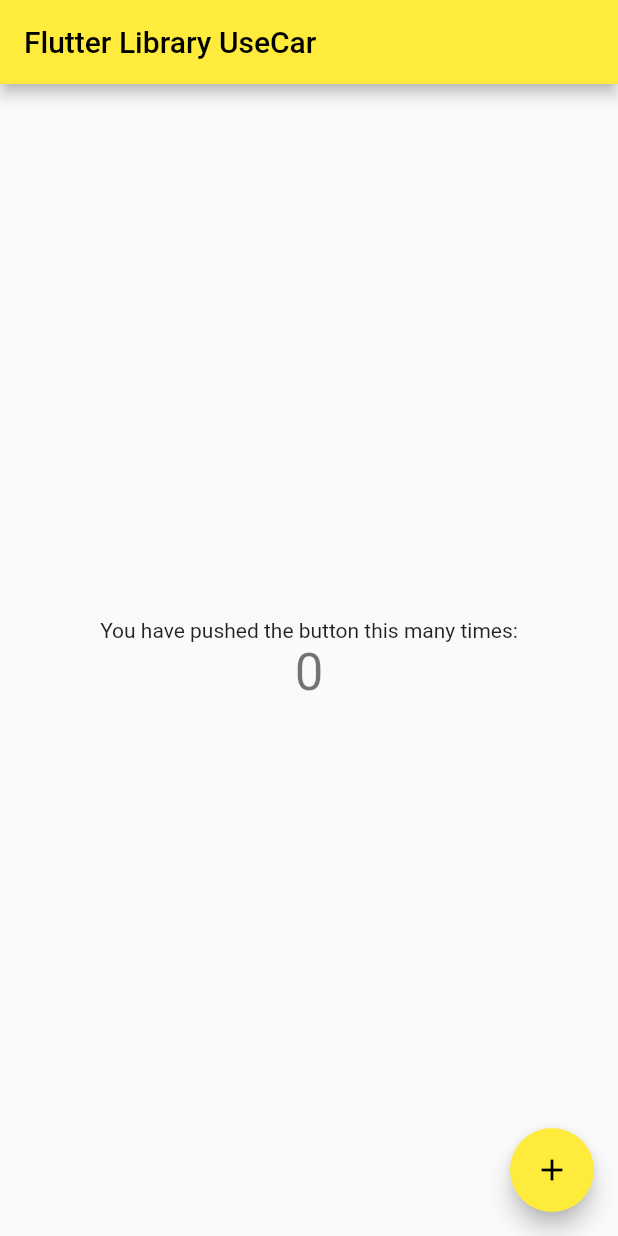
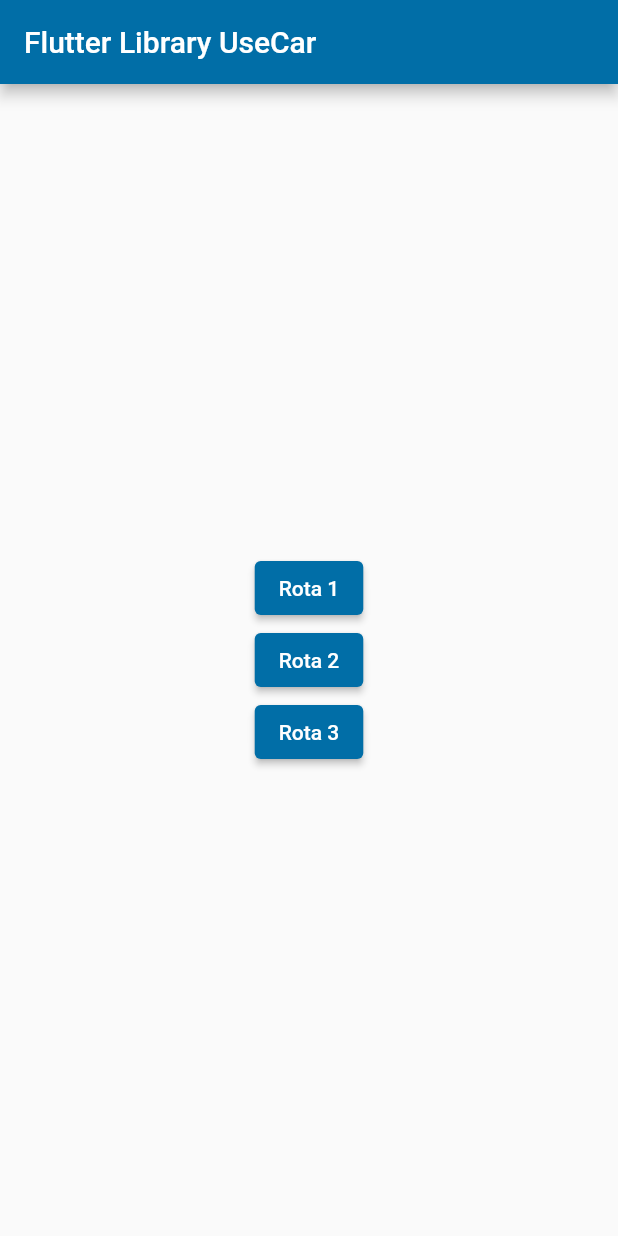
Before and after one commit to pedrohso7/flutter_library, a Flutter app: the screen it shows after launch, on a phone screen of 412 x 824 dp. Run offline on Flutter 3.47's test engine with Material 2 defaults, Android fonts, the phone set to English and light mode, and no system bars; Roboto replaces fonts that are missing (Sequel).

Commit message:
refatora estrutura.

```diff
--- /dev/null
+++ b/lib/helpers/constants.dart
@@ -0,0 +1,3 @@
+import 'package:flutter/material.dart';
+
+const Color PRIMARY_COLOR = Color(0xFF016EA7);
--- a/lib/main.dart
+++ b/lib/main.dart
@@ -1,5 +1,8 @@
 import 'package:flutter/material.dart';
-import 'package:flutter_library/pages/home_page.dart';
+import 'dart:math';
+import 'package:flutter_library/presenter/pages/home_page.dart';
+
+import 'helpers/constants.dart';
 
 void main() {
   runApp(const FlutterLibraryApp());
@@ -8,13 +11,48 @@ void main() {
 class FlutterLibraryApp extends StatelessWidget {
   const FlutterLibraryApp({Key? key}) : super(key: key);
 
-  // This widget is the root of your application.
+  MaterialColor generateMaterialColor(Color color) {
+    return MaterialColor(color.value, {
+      50: tintColor(color, 0.9),
+      100: tintColor(color, 0.8),
+      200: tintColor(color, 0.6),
+      300: tintColor(color, 0.4),
+      400: tintColor(color, 0.2),
+      500: color,
+      600: shadeColor(color, 0.1),
+      700: shadeColor(color, 0.2),
+      800: shadeColor(color, 0.3),
+      900: shadeColor(color, 0.4),
+    });
+  }
+
+  int tintValue(int value, double factor) =>
+      max(0, min((value + ((255 - value) * factor)).round(), 255));
+
+  Color tintColor(Color color, double factor) => Color.fromRGBO(
+        tintValue(color.red, factor),
+        tintValue(color.green, factor),
+        tintValue(color.blue, factor),
+        1,
+      );
+
+  int shadeValue(int value, double factor) =>
+      max(0, min(value - (value * factor).round(), 255));
+
+  Color shadeColor(Color color, double factor) => Color.fromRGBO(
+        shadeValue(color.red, factor),
+        shadeValue(color.green, factor),
+        shadeValue(color.blue, factor),
+        1,
+      );
+
   @override
   Widget build(BuildContext context) {
     return MaterialApp(
       title: 'Flutter Demo',
       theme: ThemeData(
-        primarySwatch: Colors.yellow,
+        fontFamily: 'Sequel',
+        primarySwatch: generateMaterialColor(PRIMARY_COLOR),
       ),
       home: const HomePage(title: 'Flutter Library UseCar'),
     );
--- a/lib/pages/home_page.dart
+++ /dev/null
@@ -1,50 +0,0 @@
-import 'package:flutter/material.dart';
-
-class HomePage extends StatefulWidget {
-  const HomePage({
-    Key? key,
-    required this.title,
-  }) : super(key: key);
-  final String title;
-
-  @override
-  State<HomePage> createState() => _HomePageState();
-}
-
-class _HomePageState extends State<HomePage> {
-  int _counter = 0;
-
-  void _incrementCounter() {
-    setState(() {
-      _counter++;
-    });
-  }
-
-  @override
-  Widget build(BuildContext context) {
-    return Scaffold(
-      appBar: AppBar(
-        title: Text(widget.title),
-      ),
-      body: Center(
-        child: Column(
-          mainAxisAlignment: MainAxisAlignment.center,
-          children: <Widget>[
-            const Text(
-              'You have pushed the button this many times:',
-            ),
-            Text(
-              '$_counter',
-              style: Theme.of(context).textTheme.headline4,
-            ),
-          ],
-        ),
-      ),
-      floatingActionButton: FloatingActionButton(
-        onPressed: _incrementCounter,
-        tooltip: 'Increment',
-        child: const Icon(Icons.add),
-      ),
-    );
-  }
-}
--- /dev/null
+++ b/lib/presenter/pages/home_page.dart
@@ -0,0 +1,55 @@
+import 'package:flutter/material.dart';
+
+class HomePage extends StatefulWidget {
+  const HomePage({
+    Key? key,
+    required this.title,
+  }) : super(key: key);
+  final String title;
+
+  @override
+  State<HomePage> createState() => _HomePageState();
+}
+
+class _HomePageState extends State<HomePage> {
+  // int _counter = 0;
+
+  // void _incrementCounter() {
+  //   setState(() {
+  //     _counter++;
+  //   });
+  // }
+
+  @override
+  Widget build(BuildContext context) {
+    return Scaffold(
+      appBar: AppBar(
+        title: Text(widget.title),
+      ),
+      body: Center(
+        child: Column(
+          mainAxisAlignment: MainAxisAlignment.center,
+          children: [
+            ElevatedButton(
+              onPressed: () => {},
+              child: const Text('Rota 1'),
+            ),
+            ElevatedButton(
+              onPressed: () => {},
+              child: const Text('Rota 2'),
+            ),
+            ElevatedButton(
+              onPressed: () => {},
+              child: const Text('Rota 3'),
+            ),
+          ],
+        ),
+      ),
+      // floatingActionButton: FloatingActionButton(
+      //   onPressed: () => {},
+      //   tooltip: 'Increment',
+      //   child: const Icon(Icons.add),
+      // ),
+    );
+  }
+}
```
